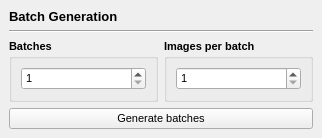
The window that src/airunner/widgets/batch/templates/batch_widget.ui (Capsize-Games/airunner) describes before a commit, drawn with Qt 5.
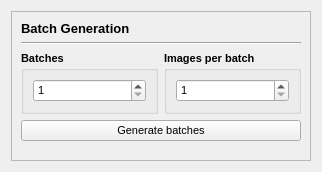
The same window after the commit.

Commit message: adds scroll areas to deterministic and batch generation widgets

```diff
--- a/src/airunner/widgets/batch/templates/batch_widget.ui
+++ b/src/airunner/widgets/batch/templates/batch_widget.ui
@@ -7,13 +7,13 @@
     <x>0</x>
     <y>0</y>
     <width>322</width>
-    <height>137</height>
+    <height>172</height>
    </rect>
   </property>
   <property name="maximumSize">
    <size>
     <width>16777215</width>
-    <height>137</height>
+    <height>16777215</height>
    </size>
   </property>
   <property name="font">
@@ -24,63 +24,23 @@
   <property name="windowTitle">
    <string>Form</string>
   </property>
+  <layout class="QGridLayout" name="gridLayout_4">
+   <item row="0" column="0">
+    <widget class="QScrollArea" name="scrollArea">
+     <property name="widgetResizable">
+      <bool>true</bool>
+     </property>
+     <widget class="QWidget" name="scrollAreaWidgetContents">
+      <property name="geometry">
+       <rect>
+        <x>0</x>
+        <y>0</y>
+        <width>302</width>
+        <height>152</height>
+       </rect>
+      </property>
   <layout class="QGridLayout" name="gridLayout_2">
-   <property name="leftMargin">
-    <number>9</number>
-   </property>
-   <property name="topMargin">
-    <number>9</number>
-   </property>
-   <property name="rightMargin">
-    <number>9</number>
-   </property>
-   <property name="bottomMargin">
-    <number>9</number>
-   </property>
-   <item row="3" column="0">
-    <widget class="QGroupBox" name="groupBox_2">
-     <property name="font">
-      <font>
-       <pointsize>8</pointsize>
-       <bold>true</bold>
-      </font>
-     </property>
-     <property name="title">
-      <string>Batches</string>
-     </property>
-     <layout class="QGridLayout" name="gridLayout_3">
-      <item row="0" column="0">
-       <widget class="QSpinBox" name="total_batches">
-        <property name="font">
-         <font>
-          <pointsize>8</pointsize>
-          <bold>false</bold>
-         </font>
-        </property>
-        <property name="minimum">
-         <number>1</number>
-        </property>
-        <property name="maximum">
-         <number>500</number>
-        </property>
-       </widget>
-      </item>
-     </layout>
-    </widget>
-   </item>
-   <item row="4" column="0" colspan="2">
-    <widget class="QPushButton" name="generate_batches_button">
-     <property name="font">
-      <font>
-       <pointsize>8</pointsize>
-      </font>
-     </property>
-     <property name="text">
-      <string>Generate batches</string>
-     </property>
-    </widget>
-   </item>
-   <item row="3" column="1">
+       <item row="2" column="1">
     <widget class="QGroupBox" name="groupBox">
      <property name="font">
       <font>
@@ -111,7 +71,38 @@
      </layout>
     </widget>
    </item>
-   <item row="1" column="0">
+       <item row="2" column="0">
+        <widget class="QGroupBox" name="groupBox_2">
+         <property name="font">
+          <font>
+           <pointsize>8</pointsize>
+           <bold>true</bold>
+          </font>
+         </property>
+         <property name="title">
+          <string>Batches</string>
+         </property>
+         <layout class="QGridLayout" name="gridLayout_3">
+          <item row="0" column="0">
+           <widget class="QSpinBox" name="total_batches">
+            <property name="font">
+             <font>
+              <pointsize>8</pointsize>
+              <bold>false</bold>
+             </font>
+            </property>
+            <property name="minimum">
+             <number>1</number>
+            </property>
+            <property name="maximum">
+             <number>500</number>
+            </property>
+           </widget>
+          </item>
+         </layout>
+        </widget>
+       </item>
+       <item row="0" column="0">
     <widget class="QLabel" name="label">
      <property name="font">
       <font>
@@ -124,11 +115,40 @@
      </property>
     </widget>
    </item>
-   <item row="2" column="0" colspan="2">
+       <item row="1" column="0" colspan="2">
     <widget class="Line" name="line">
      <property name="orientation">
       <enum>Qt::Horizontal</enum>
      </property>
+        </widget>
+       </item>
+       <item row="4" column="0">
+        <spacer name="verticalSpacer">
+         <property name="orientation">
+          <enum>Qt::Vertical</enum>
+         </property>
+         <property name="sizeHint" stdset="0">
+          <size>
+           <width>20</width>
+           <height>40</height>
+          </size>
+         </property>
+        </spacer>
+       </item>
+       <item row="3" column="0" colspan="2">
+        <widget class="QPushButton" name="generate_batches_button">
+         <property name="font">
+          <font>
+           <pointsize>8</pointsize>
+          </font>
+         </property>
+         <property name="text">
+          <string>Generate batches</string>
+         </property>
+        </widget>
+       </item>
+      </layout>
+     </widget>
     </widget>
    </item>
   </layout>
```
Lines whose indentation alone changed are shown as unchanged. The commit also changes 3 other files.
